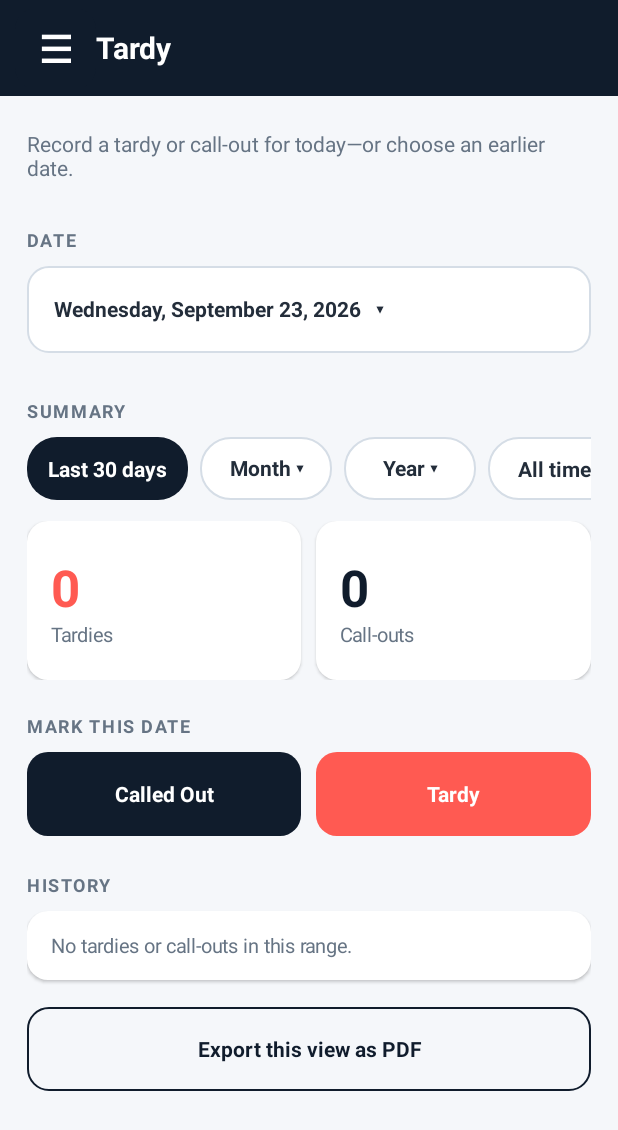
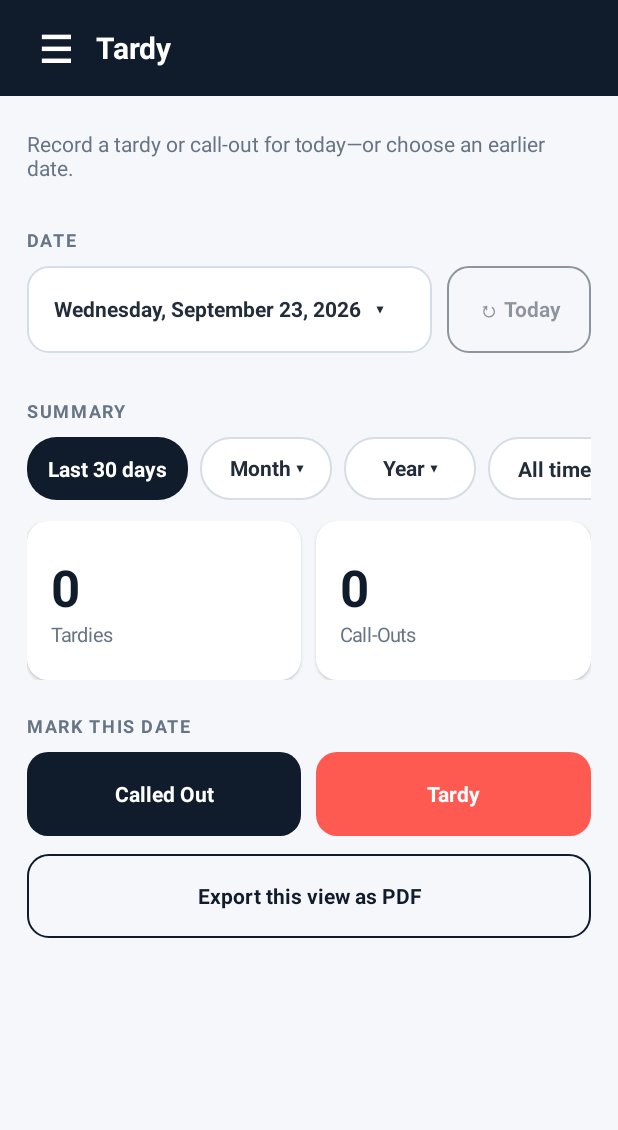
Before and after one commit to Roga-666/Attendance, an Android app: the screen it shows after launch (MainActivity), on a phone screen of 412 x 824 dp. Shown: the top 1130 px of the screen. Run offline under Robolectric (Android 15) with nearby library versions, the phone set to English and light mode, and no system bars.

Commit message:
Refine attendance history and branding

```diff
--- a/app/build.gradle
+++ b/app/build.gradle
@@ -8,8 +8,8 @@ android {
         applicationId 'com.rolando.attendance'
         minSdk 26
         targetSdk 35
-        versionCode 4
-        versionName '1.2.0'
+        versionCode 5
+        versionName '1.3.0'
     }
 
     buildTypes {
--- a/app/src/main/java/com/rolando/attendance/MainActivity.java
+++ b/app/src/main/java/com/rolando/attendance/MainActivity.java
@@ -78,6 +78,7 @@ public final class MainActivity extends Activity {
     private int selectedHoursYear = LocalDate.now().getYear();
     private LocalDate selectedTardyDate = LocalDate.now();
     private LocalDate selectedHoursDate = LocalDate.now();
+    private String activeAttendanceHistoryType;
 
     @Override protected void onCreate(Bundle state) {
         prefs = getSharedPreferences("settings", MODE_PRIVATE);
@@ -143,13 +144,11 @@ public final class MainActivity extends Activity {
         brandCopy.addView(tag);
         brand.addView(brandCopy, new LinearLayout.LayoutParams(0, ViewGroup.LayoutParams.WRAP_CONTENT, 1));
         drawer.addView(brand, lpMatchWrap(dp(26)));
-        drawer.addView(navButton("!", "Tardy & Call-Outs", () -> { mode = Mode.TARDY; closeDrawer(); showTardy(); }));
+        drawer.addView(navButton("!", "Tardy & Call-Outs", () -> { mode = Mode.TARDY; activeAttendanceHistoryType = null; closeDrawer(); showTardy(); }));
         drawer.addView(navButton("◷", "Hours", () -> { mode = Mode.HOURS; closeDrawer(); showHours(); }));
         drawer.addView(navButton("⚙", "Settings", () -> { mode = Mode.SETTINGS; closeDrawer(); showSettings(); }));
         Space space = new Space(this);
         drawer.addView(space, new LinearLayout.LayoutParams(1, 0, 1));
-        TextView privacy = label("Private by default • Drive sync optional", 12, Color.rgb(154, 180, 185), false);
-        drawer.addView(privacy);
     }
 
     private LinearLayout navButton(String iconText, String text, Runnable action) {
@@ -183,23 +182,36 @@ public final class MainActivity extends Activity {
     }
 
     private void toolbar(String title) {
+        toolbar(title, false);
+    }
+
+    private void toolbar(String title, boolean showBack) {
         LinearLayout bar = new LinearLayout(this);
         bar.setGravity(Gravity.CENTER_VERTICAL);
         bar.setPadding(dp(10), dp(6), dp(16), dp(6));
         bar.setBackgroundColor(NAVY);
-        Button menu = button("☰", NAVY, Color.WHITE);
-        menu.setTextSize(25);
-        menu.setContentDescription("Open navigation");
-        menu.setOnClickListener(v -> openDrawer());
-        bar.addView(menu, new LinearLayout.LayoutParams(dp(54), dp(54)));
+        Button navigation = button(showBack ? "‹" : "☰", NAVY, Color.WHITE);
+        navigation.setTextSize(showBack ? 36 : 25);
+        navigation.setContentDescription(showBack ? "Back to summary" : "Open navigation");
+        navigation.setOnClickListener(v -> {
+            if (showBack) {
+                activeAttendanceHistoryType = null;
+                showTardy();
+            } else openDrawer();
+        });
+        bar.addView(navigation, new LinearLayout.LayoutParams(dp(54), dp(54)));
         TextView heading = label(title, 20, Color.WHITE, true);
         bar.addView(heading, new LinearLayout.LayoutParams(0, ViewGroup.LayoutParams.WRAP_CONTENT, 1));
         content.addView(bar, new LinearLayout.LayoutParams(ViewGroup.LayoutParams.MATCH_PARENT, dp(64)));
     }
 
     private LinearLayout page(String title, String subtitle) {
+        return page(title, subtitle, false);
+    }
+
+    private LinearLayout page(String title, String subtitle, boolean showBack) {
         content.removeAllViews();
-        toolbar(title);
+        toolbar(title, showBack);
         ScrollView scroll = new ScrollView(this);
         scroll.setFillViewport(true);
         LinearLayout body = new LinearLayout(this);
@@ -212,11 +224,21 @@ public final class MainActivity extends Activity {
     }
 
     private void showTardy() {
+        activeAttendanceHistoryType = null;
         LinearLayout body = page("Tardy", "Record a tardy or call-out for today—or choose an earlier date.");
         body.addView(sectionTitle("DATE"));
         Button date = dateButton(selectedTardyDate);
         date.setOnClickListener(v -> pickDate(selectedTardyDate, picked -> { selectedTardyDate = picked; showTardy(); }));
-        body.addView(date, lpMatch(dp(58), dp(18)));
+        LinearLayout dateRow = horizontal();
+        dateRow.addView(date, new LinearLayout.LayoutParams(0, dp(58), 1));
+        dateRow.addView(gap(dp(10)));
+        Button today = outlineButton("↻ Today");
+        today.setContentDescription("Reset date to today");
+        today.setEnabled(!selectedTardyDate.equals(LocalDate.now()));
+        today.setAlpha(today.isEnabled() ? 1f : .45f);
+        today.setOnClickListener(v -> { selectedTardyDate = LocalDate.now(); showTardy(); });
+        dateRow.addView(today, new LinearLayout.LayoutParams(dp(96), dp(58)));
+        body.addView(dateRow, lpMatchWrap(dp(18)));
 
         AttendanceDb.AttendanceEntry existing = db.attendanceFor(selectedTardyDate);
         if (existing != null) {
@@ -234,9 +256,9 @@ public final class MainActivity extends Activity {
             if (e.type.equals(AttendanceDb.TARDY)) { tardies++; lateTotal += e.lateMinutes; } else calls++;
         }
         LinearLayout stats = horizontal();
-        stats.addView(statCard(String.valueOf(tardies), "Tardies", CORAL), new LinearLayout.LayoutParams(0, dp(106), 1));
+        stats.addView(attendanceStatCard(String.valueOf(tardies), "Tardies", AttendanceDb.TARDY), new LinearLayout.LayoutParams(0, dp(106), 1));
         stats.addView(gap(dp(10)));
-        stats.addView(statCard(String.valueOf(calls), "Call-outs", darkMode ? INK : NAVY), new LinearLayout.LayoutParams(0, dp(106), 1));
+        stats.addView(attendanceStatCard(String.valueOf(calls), "Call-Outs", AttendanceDb.CALLED_OUT), new LinearLayout.LayoutParams(0, dp(106), 1));
         body.addView(stats, lpMatchWrap(dp(10)));
         if (prefs.getBoolean("track_late_minutes", false) && lateTotal > 0) body.addView(infoCard(PdfExporter.duration(lateTotal) + " total late in this filter"), lpMatchWrap(dp(14)));
 
@@ -279,7 +301,6 @@ public final class MainActivity extends Activity {
         actions.addView(gap(dp(10)));
         actions.addView(tardy, new LinearLayout.LayoutParams(0, dp(56), 1));
         body.addView(actions, lpMatchWrap(dp(12)));
-        addAttendanceHistory(body, entries);
         Button export = outlineButton("Export this view as PDF");
         export.setOnClickListener(v -> exportAttendance(range, entries));
         body.addView(export, lpMatch(dp(56), dp(4)));
@@ -400,17 +421,53 @@ public final class MainActivity extends Activity {
 
         body.addView(sectionTitle("ABOUT YOUR DATA"));
         body.addView(infoCard("Your database stays private inside the app. Data leaves the device only when you export it or enable a Drive backup file."));
-        TextView version = label("Attendance 1.2.0", 12, MUTED, false);
+        TextView version = label("Attendance 1.3.0", 12, MUTED, false);
         body.addView(version, lpMatchWrap(dp(16)));
     }
 
-    private void addAttendanceHistory(LinearLayout body, List<AttendanceDb.AttendanceEntry> entries) {
-        body.addView(sectionTitle("HISTORY"));
-        if (entries.isEmpty()) { body.addView(emptyCard("No tardies or call-outs in this range."), lpMatchWrap(dp(18))); return; }
-        for (AttendanceDb.AttendanceEntry e : entries) {
-            String detail = e.type + (e.type.equals(AttendanceDb.TARDY) && e.lateMinutes > 0 ? " • " + PdfExporter.duration(e.lateMinutes) + " late" : "");
-            body.addView(historyRow(SHORT_DATE.format(e.date), detail, () -> showAttendanceEditor(e), () -> confirmDelete(() -> { db.deleteAttendance(e.id); syncDriveAfterChange(); showTardy(); })), lpMatchWrap(dp(8)));
+    private void showAttendanceHistory(String type) {
+        activeAttendanceHistoryType = type;
+        mode = Mode.TARDY;
+        LinearLayout body = page("History", "Review, edit, or delete your attendance records.", true);
+        body.addView(sectionTitle("VIEW"));
+        LinearLayout tabs = horizontal();
+        Button tardies = choiceButton("Tardies", AttendanceDb.TARDY.equals(type));
+        Button callOuts = choiceButton("Call-Outs", AttendanceDb.CALLED_OUT.equals(type));
+        tardies.setOnClickListener(v -> showAttendanceHistory(AttendanceDb.TARDY));
+        callOuts.setOnClickListener(v -> showAttendanceHistory(AttendanceDb.CALLED_OUT));
+        tabs.addView(tardies, new LinearLayout.LayoutParams(0, dp(48), 1));
+        tabs.addView(gap(dp(10)));
+        tabs.addView(callOuts, new LinearLayout.LayoutParams(0, dp(48), 1));
+        body.addView(tabs, lpMatchWrap(dp(18)));
+
+        body.addView(sectionTitle("FILTER"));
+        body.addView(filterBar(tardyFilter, true, f -> { tardyFilter = f; showAttendanceHistory(type); }), lpMatchWrap(dp(14)));
+        LocalDate[] range = range(tardyFilter, AttendanceDb.TABLE_ATTENDANCE, true);
+        List<AttendanceDb.AttendanceEntry> allEntries = db.attendanceBetween(range[0], range[1]);
+        java.util.ArrayList<AttendanceDb.AttendanceEntry> entries = new java.util.ArrayList<>();
+        for (AttendanceDb.AttendanceEntry entry : allEntries) if (entry.type.equals(type)) entries.add(entry);
+
+        body.addView(sectionTitle(type.equals(AttendanceDb.TARDY) ? "TARDIES" : "CALL-OUTS"));
+        if (entries.isEmpty()) {
+            body.addView(emptyCard(type.equals(AttendanceDb.TARDY) ? "No tardies in this range." : "No call-outs in this range."), lpMatchWrap(dp(18)));
+        } else {
+            for (AttendanceDb.AttendanceEntry entry : entries) {
+                String detail = entry.type.equals(AttendanceDb.TARDY) && entry.lateMinutes > 0 ? PdfExporter.duration(entry.lateMinutes) + " late" : "Called Out";
+                body.addView(historyRow(SHORT_DATE.format(entry.date), detail,
+                        () -> showAttendanceEditor(entry),
+                        () -> confirmDelete(() -> {
+                            db.deleteAttendance(entry.id);
+                            syncDriveAfterChange();
+                            showAttendanceHistory(type);
+                        })), lpMatchWrap(dp(8)));
+            }
         }
+        Button export = outlineButton("Export this history as PDF");
+        export.setOnClickListener(v -> {
+            try { share(PdfExporter.attendance(this, (type.equals(AttendanceDb.TARDY) ? "Tardies • " : "Call-Outs • ") + filterLabel(tardyFilter, true), range[0], range[1], entries)); }
+            catch (IOException e) { toast("Could not create the PDF"); }
+        });
+        body.addView(export, lpMatch(dp(56), dp(4)));
     }
 
     private void addHoursHistory(LinearLayout body, List<AttendanceDb.HoursEntry> entries) {
@@ -582,7 +639,8 @@ public final class MainActivity extends Activity {
     }
 
     private void refreshCurrentMode() {
-        if (mode == Mode.TARDY) showTardy();
+        if (mode == Mode.TARDY && activeAttendanceHistoryType != null) showAttendanceHistory(activeAttendanceHistoryType);
+        else if (mode == Mode.TARDY) showTardy();
         else if (mode == Mode.HOURS) showHours();
         else showSettings();
     }
@@ -622,7 +680,7 @@ public final class MainActivity extends Activity {
             syncDriveAfterChange();
             dialog.dismiss();
             toast("Attendance entry updated");
-            showTardy();
+            if (activeAttendanceHistoryType != null) showAttendanceHistory(activeAttendanceHistoryType); else showTardy();
         }));
         dialog.show();
     }
@@ -772,6 +830,15 @@ public final class MainActivity extends Activity {
         return card;
     }
 
+    private LinearLayout attendanceStatCard(String value, String caption, String type) {
+        LinearLayout card = statCard(value, caption, darkMode ? INK : NAVY);
+        card.setClickable(true);
+        card.setFocusable(true);
+        card.setContentDescription(caption + ": " + value + ". Tap to view history.");
+        card.setOnClickListener(v -> showAttendanceHistory(type));
+        return card;
+    }
+
     private LinearLayout infoCard(String text) {
         LinearLayout card = card();
         card.setBackground(bordered(darkMode ? Color.rgb(20, 55, 57) : Color.rgb(232, 247, 244), darkMode ? Color.rgb(45, 105, 102) : Color.rgb(182, 228, 220), 14));
```
Also changed, not shown: app/src/main/res/mipmap-hdpi/ic_launcher.png, app/src/main/res/mipmap-mdpi/ic_launcher.png, app/src/main/res/mipmap-xhdpi/ic_launcher.png, app/src/main/res/mipmap-xxhdpi/ic_launcher.png, app/src/main/res/mipmap-xxxhdpi/ic_launcher.png, 4 other files.
